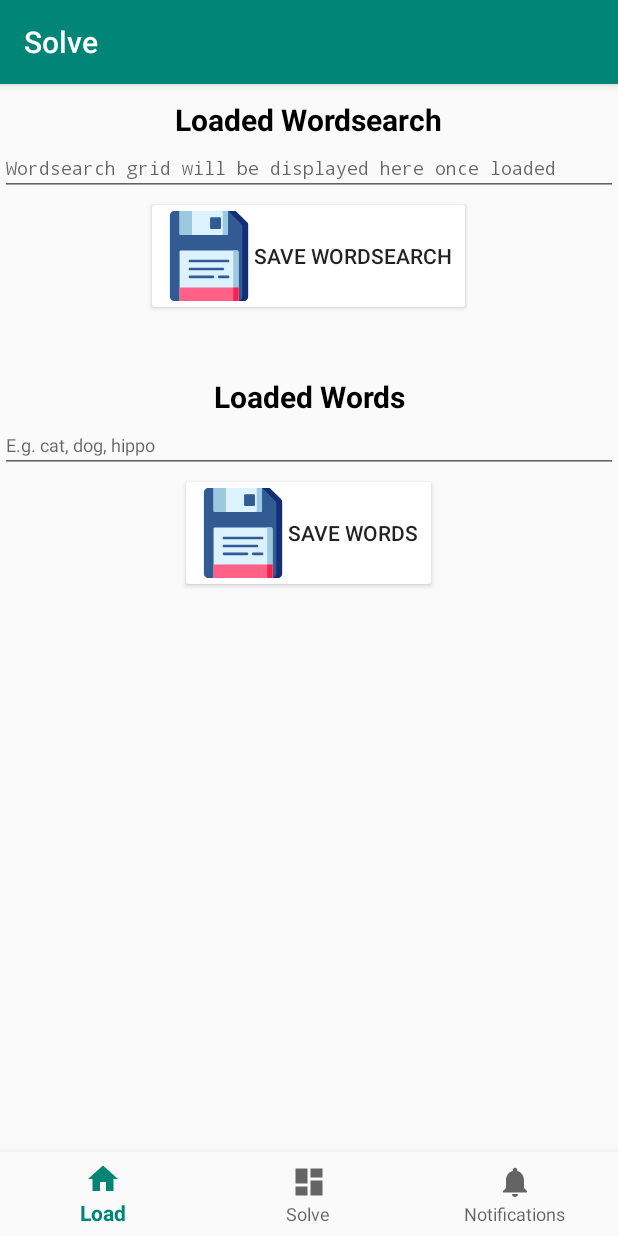
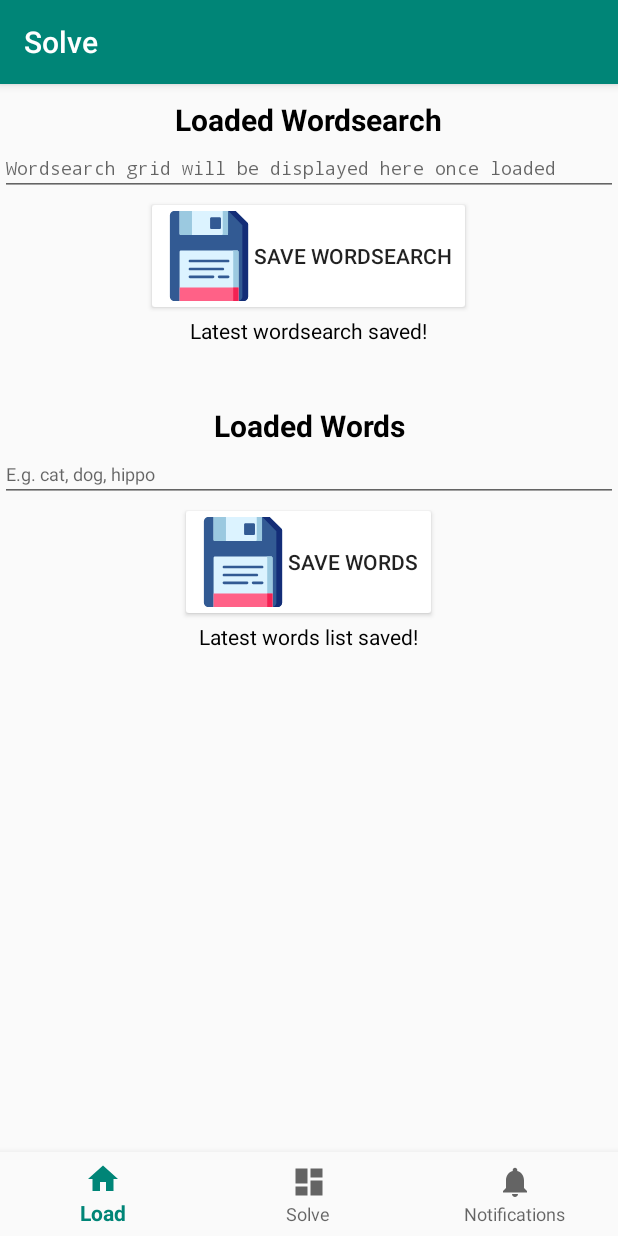
Before and after one commit to ThomasJRichards17/WordsearchSolver, an Android app: the SolveFragment screen opened through its navigation route, after a tap on "SAVE WORDS", on a phone screen of 412 x 824 dp. Run offline under Robolectric (Android 15) with nearby library versions, the phone set to English and light mode, and no system bars; our stand-ins replace navigation-ui; libraries missing offline, so code that uses them is left out: org.opencv.android, org.opencv.core, org.opencv.imgproc, org.slf4j; 1 statement that could not run was skipped; 1 other tap on this screen came first.

Commit message:
Text on saving and editing the text boxes

```diff
--- a/app/src/main/java/com/tjr/wordsearchsolver/ui/solve/SolveFragment.java
+++ b/app/src/main/java/com/tjr/wordsearchsolver/ui/solve/SolveFragment.java
@@ -1,6 +1,8 @@
 package com.tjr.wordsearchsolver.ui.solve;
 
 import android.os.Bundle;
+import android.text.Editable;
+import android.text.TextWatcher;
 import android.view.LayoutInflater;
 import android.view.View;
 import android.view.ViewGroup;
@@ -13,21 +15,18 @@ import androidx.fragment.app.Fragment;
 import com.tjr.wordsearchsolver.R;
 import com.tjr.wordsearchsolver.data.DataStore;
 
-import org.slf4j.Logger;
-import org.slf4j.LoggerFactory;
-
 import java.util.ArrayList;
 import java.util.Arrays;
 import java.util.List;
 
 public class SolveFragment extends Fragment implements View.OnClickListener {
 
-    private final Logger logger = LoggerFactory.getLogger(SolveFragment.class);
-
     private DataStore dataStore;
 
     private TextView wordsearchText;
+    private TextView wordsearchSavedText;
     private TextView wordsText;
+    private TextView wordsSavedText;
 
 
     public View onCreateView(@NonNull LayoutInflater inflater, ViewGroup container, Bundle savedInstanceState) {
@@ -36,11 +35,42 @@ public class SolveFragment extends Fragment implements View.OnClickListener {
         dataStore = DataStore.getDataStore();
 
         wordsearchText = root.findViewById(R.id.loadedWordsearchText);
+        wordsearchText.addTextChangedListener(new TextWatcher() {
+            @Override
+            public void beforeTextChanged(CharSequence s, int start, int count, int after) {
+            }
+
+            @Override
+            public void onTextChanged(CharSequence s, int start, int before, int count) {
+            }
+
+            @Override
+            public void afterTextChanged(Editable s) {
+                setWordsearchSavedText(false);
+            }
+        });
         Button saveWordsearchButton = root.findViewById(R.id.saveWordsearchButton);
         saveWordsearchButton.setOnClickListener(this);
+        wordsearchSavedText = root.findViewById(R.id.wordsearchSavedText);
+
         wordsText = root.findViewById(R.id.loadedWordsText);
+        wordsText.addTextChangedListener(new TextWatcher() {
+            @Override
+            public void beforeTextChanged(CharSequence s, int start, int count, int after) {
+            }
+
+            @Override
+            public void onTextChanged(CharSequence s, int start, int before, int count) {
+            }
+
+            @Override
+            public void afterTextChanged(Editable s) {
+                setWordsSavedText(false);
+            }
+        });
         Button saveWordsButton = root.findViewById(R.id.saveWordsButton);
         saveWordsButton.setOnClickListener(this);
+        wordsSavedText = root.findViewById(R.id.wordsSavedText);
 
         loadStoredValues();
 
@@ -60,10 +90,19 @@ public class SolveFragment extends Fragment implements View.OnClickListener {
     }
 
     private void loadStoredValues() {
-        if (dataStore.getWordsearchGrid() != null && dataStore.getWordsearchGrid().size() != 0)
+        if (dataStore.getWordsearchGrid() != null && dataStore.getWordsearchGrid().size() != 0) {
             updateDisplayedWordsearch();
-        if (dataStore.getSearchWords() != null && dataStore.getSearchWords().size() != 0)
+            setWordsearchSavedText(true);
+        } else {
+            wordsearchSavedText.setVisibility(View.GONE);
+        }
+
+        if (dataStore.getSearchWords() != null && dataStore.getSearchWords().size() != 0) {
             updateDisplayedWords();
+            setWordsSavedText(true);
+        } else {
+            wordsSavedText.setVisibility(View.GONE);
+        }
     }
 
     private void updateDisplayedWordsearch() {
@@ -95,9 +134,27 @@ public class SolveFragment extends Fragment implements View.OnClickListener {
             characters.add(rowAsChar);
         }
         dataStore.setWordsearchGrid(characters);
+        setWordsearchSavedText(true);
     }
 
     private void saveWords() {
         dataStore.setSearchWords(Arrays.asList(wordsText.getText().toString().split(", ")));
+        setWordsSavedText(true);
+    }
+
+    private void setWordsearchSavedText(boolean saved) {
+        wordsearchSavedText.setVisibility(View.VISIBLE);
+        if (saved)
+            wordsearchSavedText.setText(requireActivity().getResources().getString(R.string.wordsearch_saved_text));
+        else
+            wordsearchSavedText.setText(requireActivity().getResources().getString(R.string.wordsearch_unsaved_text));
+    }
+
+    private void setWordsSavedText(boolean saved) {
+        wordsSavedText.setVisibility(View.VISIBLE);
+        if (saved)
+            wordsSavedText.setText(requireActivity().getResources().getString(R.string.words_saved_text));
+        else
+            wordsSavedText.setText(requireActivity().getResources().getString(R.string.words_unsaved_text));
     }
 }
--- a/app/src/main/res/layout/fragment_solve.xml
+++ b/app/src/main/res/layout/fragment_solve.xml
@@ -44,7 +44,7 @@
 				android:textSize="12sp"
 				android:typeface="monospace" />
 
-			<Button
+            <Button
 				android:id="@+id/saveWordsearchButton"
 				android:layout_width="wrap_content"
 				android:layout_height="wrap_content"
@@ -52,7 +52,15 @@
 				android:drawableStart="@drawable/ic_save"
 				android:text="@string/save_wordsearch_button" />
 
-		</LinearLayout>
+            <TextView
+                android:id="@+id/wordsearchSavedText"
+                android:layout_width="wrap_content"
+                android:layout_height="wrap_content"
+                android:text="@string/wordsearch_saved_text"
+                android:textColor="#000000"
+                android:visibility="visible" />
+
+        </LinearLayout>
 
 		<LinearLayout
 			android:id="@+id/linearLayoutLoadWords"
@@ -65,7 +73,7 @@
 			app:layout_constraintStart_toStartOf="@+id/linearLayoutLoadWordsearch"
 			app:layout_constraintTop_toTopOf="parent">
 
-			<TextView
+            <TextView
 				android:id="@+id/loaded_words_heading"
 				android:layout_width="wrap_content"
 				android:layout_height="wrap_content"
@@ -94,7 +102,15 @@
 				android:drawableStart="@drawable/ic_save"
 				android:text="@string/save_words_button" />
 
-		</LinearLayout>
+            <TextView
+                android:id="@+id/wordsSavedText"
+                android:layout_width="wrap_content"
+                android:layout_height="wrap_content"
+                android:text="@string/words_saved_text"
+                android:textColor="#000000"
+                android:visibility="visible" />
+
+        </LinearLayout>
 
 	</LinearLayout>
 </ScrollView>
--- a/app/src/main/res/values/strings.xml
+++ b/app/src/main/res/values/strings.xml
@@ -13,4 +13,8 @@
     <string name="wordsearch_text_entry_hint">Wordsearch grid will be displayed here once loaded</string>
     <string name="save_wordsearch_button">Save Wordsearch</string>
     <string name="save_words_button">Save Words</string>
+    <string name="wordsearch_saved_text">Latest wordsearch saved!</string>
+    <string name="wordsearch_unsaved_text">Latest wordsearch NOT saved!</string>
+    <string name="words_saved_text">Latest words list saved!</string>
+    <string name="words_unsaved_text">Latest words list NOT saved!</string>
 </resources>
```
